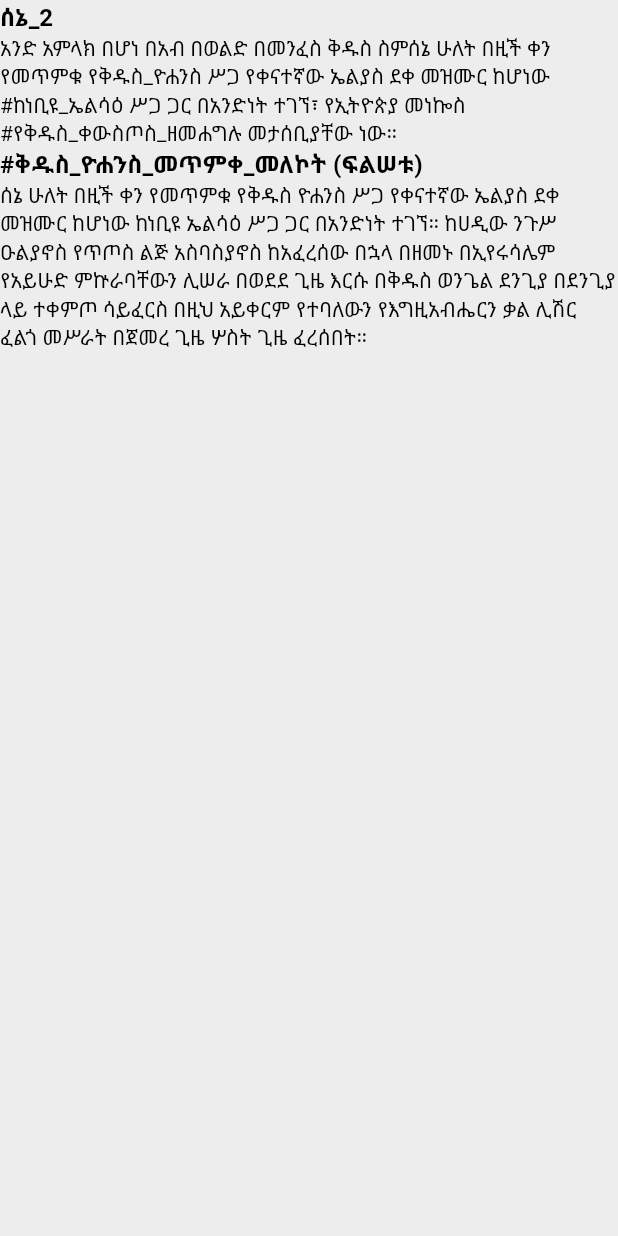
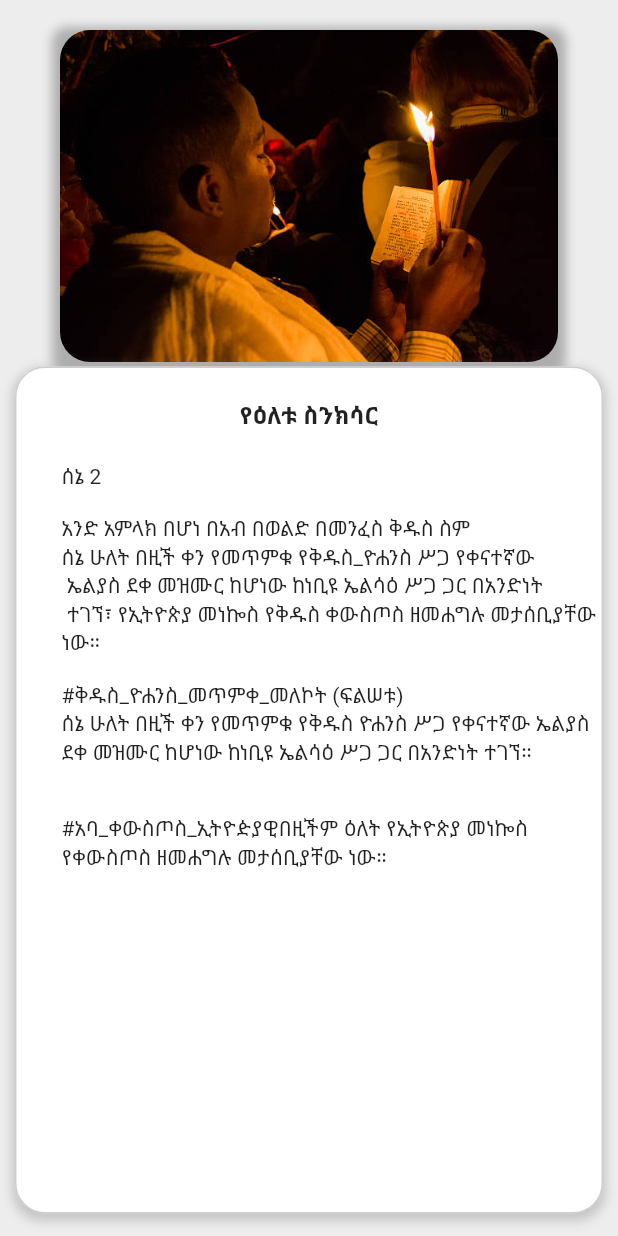
Before and after one commit to GetanehTsegaye/dubai_debremewy_app_dogs_food, a Flutter app: the BookOfTheDayScreen screen opened directly, on a phone screen of 412 x 824 dp. Run offline on Flutter 3.47's test engine with Material 2 defaults, Android fonts, the phone set to English and light mode, and no system bars; our stand-ins replace curved_navigation_bar, flutter_otp_text_field, get, image_picker, liquid_swipe, smooth_page_indicator; missing offline and left inert: sliding_switch.

Commit message:
worked on the slider for the Daily Words section

```diff
--- a/lib/src/constants/image_strings.dart
+++ b/lib/src/constants/image_strings.dart
@@ -4,6 +4,10 @@
 const gtRegistrationImage = "assets/images/register_screen_image.png";
 const gtSampleMembershipID = "assets/images/sample_id.png";
 
+
+const gtVerseOfTheDayImage = "assets/images/verse_of_the_day.png";
+const gtBookOfTheDayImage ="assets/images/book_of_the_day.png";
+
 // Logos
 const gtChurchLogo = "assets/logos/dubai_debremewy_church_logo.jpg";
 const gtFacebookLogo ="assets/logos/facebook_logo.png";
--- /dev/null
+++ b/lib/src/features/authentication/screens/daily_words_slider_screens/book_of_the_day.dart
@@ -0,0 +1,33 @@
+import 'package:dubai_debremewy_app_dogs_food/src/constants/image_strings.dart';
+import 'package:flutter/material.dart';
+
+import '../../../../constants/color_strings.dart';
+import 'slider_widget.dart';
+
+class BookOfTheDayScreen extends StatelessWidget {
+  const BookOfTheDayScreen({Key? key}) : super(key: key);
+
+  @override
+  Widget build(BuildContext context) {
+    return SafeArea(
+      child: Scaffold(
+        backgroundColor: gtBackgroundColor,
+        body: SliderWidget(
+          sliderImage: gtBookOfTheDayImage,
+          sliderHeaderText: 'የዕለቱ ስንክሳር',
+          sliderBodyText: ''
+              'ሰኔ 2 \n \n'
+              'አንድ አምላክ በሆነ በአብ በወልድ በመንፈስ ቅዱስ ስም \n'
+              'ሰኔ ሁለት በዚች ቀን የመጥምቁ የቅዱስ_ዮሐንስ ሥጋ የቀናተኛው \n ኤልያስ ደቀ መዝሙር ከሆነው ከነቢዩ ኤልሳዕ ሥጋ ጋር በአንድነት \n ተገኘ፣ የኢትዮጵያ መነኰስ የቅዱስ ቀውስጦስ ዘመሐግሉ መታሰቢያቸው ነው።'
+              '\n\n'
+              '#ቅዱስ_ዮሐንስ_መጥምቀ_መለኮት (ፍልሠቱ) \n'
+              'ሰኔ ሁለት በዚች ቀን የመጥምቁ የቅዱስ ዮሐንስ ሥጋ የቀናተኛው ኤልያስ ደቀ መዝሙር ከሆነው ከነቢዩ ኤልሳዕ ሥጋ ጋር በአንድነት ተገኘ።\n'
+              '\n\n'
+              '#አባ_ቀውስጦስ_ኢትዮዽያዊ'
+              'በዚችም ዕለት የኢትዮጵያ መነኰስ የቀውስጦስ ዘመሐግሉ መታሰቢያቸው ነው። ',
+          sliderVerseText: '',
+        ),
+      ),
+    );
+  }
+}
--- /dev/null
+++ b/lib/src/features/authentication/screens/daily_words_slider_screens/slider_widget.dart
@@ -0,0 +1,100 @@
+import 'package:flutter/material.dart';
+class SliderWidget extends StatelessWidget {
+   SliderWidget({
+    super.key, this.sliderImage, this.sliderHeaderText, this.sliderBodyText, this.sliderVerseText,
+  });
+final sliderImage;
+final sliderHeaderText;
+final sliderBodyText;
+final sliderVerseText;
+
+  @override
+  Widget build(BuildContext context) {
+    return Column(
+      children: [
+        Container(
+          padding: EdgeInsets.only(
+            top: 20.0,
+            left: 40.0,
+            right: 40.0,
+          ),
+          child: Container(
+            decoration: BoxDecoration(
+              borderRadius: BorderRadius.all(
+                Radius.circular(10.0),
+              ),
+              boxShadow: [
+                BoxShadow(
+                  color: Colors.grey.withOpacity(0.8),
+                  spreadRadius: 5,
+                  blurRadius: 5,
+                  offset: Offset(0, 3), // changes the position of the shadow
+                ),
+              ],
+            ),
+            child: ClipRRect(
+              borderRadius: BorderRadius.all(
+                Radius.circular(20.0),
+              ),
+              child: Image.asset(
+                sliderImage,
+                fit: BoxFit.cover,
+              ),
+            ),
+          ),
+        ),
+        Expanded(
+          child: Container(
+            padding: EdgeInsets.only(
+                top: 3.0,
+                left: 10.0,
+                right: 10.0,
+                bottom: 15.0
+            ),
+            child: Container(
+              decoration: BoxDecoration(
+                color: Colors.white,
+                borderRadius: BorderRadius.all(Radius.circular(20.0),
+
+                ),
+                boxShadow: [
+                  BoxShadow(
+                    color: Colors.grey.withOpacity(0.5),
+                    spreadRadius: 2,
+                    blurRadius: 5,
+                    offset:
+                    Offset(0, 3), // changes the position of the shadow
+                  ),
+                ],
+                border: Border.all(
+                  color: Colors.grey.withOpacity(0.5),
+                  width: 1.0,
+                ),
+              ),
+              child: Column(
+                crossAxisAlignment: CrossAxisAlignment.center,
+                children: [
+                  SizedBox(height: 20.0),
+                  Text(
+                    sliderHeaderText,
+                    style:
+                    TextStyle(fontWeight: FontWeight.bold, fontSize: 16),
+                  ),
+                  SizedBox(height: 20.0),
+                  Container(
+                    margin: EdgeInsets.only(
+                        left: 30.0),
+                    child: Text(
+                       sliderBodyText ),
+                  ),
+                   SizedBox(height: 20.0),
+                   Text(sliderVerseText)
+                ],
+              ),
+            ),
+          ),
+        ),
+      ],
+    );
+  }
+}
--- a/lib/src/features/authentication/screens/dashboard_screen/book_of_the_day.dart
+++ /dev/null
@@ -1,34 +0,0 @@
-import 'package:flutter/material.dart';
-
-import '../../../../constants/color_strings.dart';
-
-class BookOfTheDayScreen extends StatelessWidget {
-  const BookOfTheDayScreen({Key? key}) : super(key: key);
-
-  @override
-  Widget build(BuildContext context) {
-    return SafeArea(
-      child: Scaffold(
-        backgroundColor: gtBackgroundColor,
-        body: Column(
-          children: [
-            RichText(
-              text: TextSpan(
-               style: TextStyle(color: Colors.black),
-                  children: <TextSpan>[
-                TextSpan(text: 'ሰኔ_2 \n', style: TextStyle(fontWeight: FontWeight.bold,fontSize: 16.0,color: Colors.black)),
-                TextSpan(text: 'አንድ አምላክ በሆነ በአብ በወልድ በመንፈስ ቅዱስ ስም'
-                    'ሰኔ ሁለት በዚች ቀን የመጥምቁ የቅዱስ_ዮሐንስ ሥጋ የቀናተኛው ኤልያስ ደቀ መዝሙር ከሆነው #ከነቢዩ_ኤልሳዕ ሥጋ ጋር በአንድነት ተገኘ፣ '
-                    'የኢትዮጵያ መነኰስ #የቅዱስ_ቀውስጦስ_ዘመሐግሉ መታሰቢያቸው ነው። '),
-                TextSpan(text: '#ቅዱስ_ዮሐንስ_መጥምቀ_መለኮት (ፍልሠቱ) \n', style: TextStyle(fontWeight: FontWeight.bold,fontSize: 16.0,color: Colors.black)),
-            TextSpan(text: 'ሰኔ ሁለት በዚች ቀን የመጥምቁ የቅዱስ ዮሐንስ ሥጋ የቀናተኛው ኤልያስ ደቀ መዝሙር ከሆነው ከነቢዩ ኤልሳዕ ሥጋ ጋር በአንድነት ተገኘ።'
-                    ' ከሀዲው ንጉሥ ዑልያኖስ የጥጦስ ልጅ አስባስያኖስ ከአፈረሰው በኋላ በዘመኑ በኢየሩሳሌም የአይሁድ ምኵራባቸውን ሊሠራ በወደደ ጊዜ እርሱ'
-                    ' በቅዱስ ወንጌል ደንጊያ በደንጊያ ላይ ተቀምጦ ሳይፈርስ በዚህ አይቀርም የተባለውን የእግዚአብሔርን ቃል ሊሽር ፈልጎ መሥራት በጀመረ ጊዜ ሦስት ጊዜ ፈረሰበት።'),
-              ]),
-            )
-          ],
-        ),
-      ),
-    );
-  }
-}
--- a/lib/src/features/authentication/screens/dashboard_screen/dashboard_screen.dart
+++ b/lib/src/features/authentication/screens/dashboard_screen/dashboard_screen.dart
@@ -1,5 +1,6 @@
 import 'dart:io';
 import 'package:curved_navigation_bar/curved_navigation_bar.dart';
+import 'package:dubai_debremewy_app_dogs_food/src/features/authentication/screens/daily_words_slider_screens/daily_word_slider_screen.dart';
 import 'package:dubai_debremewy_app_dogs_food/src/features/authentication/screens/user_profile/reg_screen.dart';
 import 'package:flutter/material.dart';
 import 'package:get/get.dart';
@@ -12,7 +13,6 @@
 import '../../../../constants/image_strings.dart';
 import '../login_screen/otp_screen.dart';
 import '../user_profile/profile_picture_upload_widget.dart';
-import 'book_of_the_day.dart';
 
 import 'home_screen.dart';
 
@@ -27,7 +27,7 @@
   int _currentIndex = 1;
 
   final List<Widget> _screens = [
-    BookOfTheDayScreen(),
+    DailyWordSliderScreen(),
     HomeScreen(),
     UserProfileScreen(),
   ];
@@ -42,6 +42,7 @@
         appBar: AppBar(
           foregroundColor: Colors.black,
           backgroundColor: Colors.white,
+          title: Text('ዓርብ፣ ሰኔ 2 ፣ 2015 ዓ.ም'),
         ),
         drawer: Drawer(
           child: ListView(
```
Also changed, not shown: lib/src/features/authentication/screens/daily_words_slider_screens/daily_word_slider_screen.dart (added, +81 -0 lines), lib/src/features/authentication/screens/daily_words_slider_screens/verse_of_the_day.dart (added, +23 -0 lines), assets/images/book_of_the_day.png (added), assets/images/verse_of_the_day.png (added).
